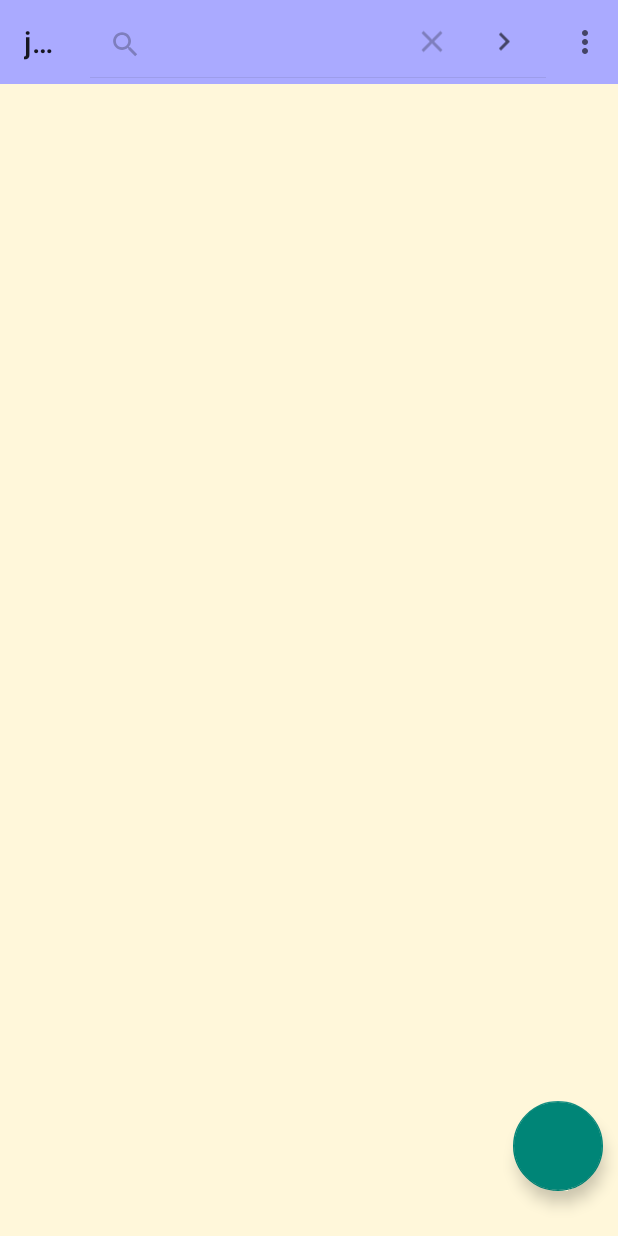
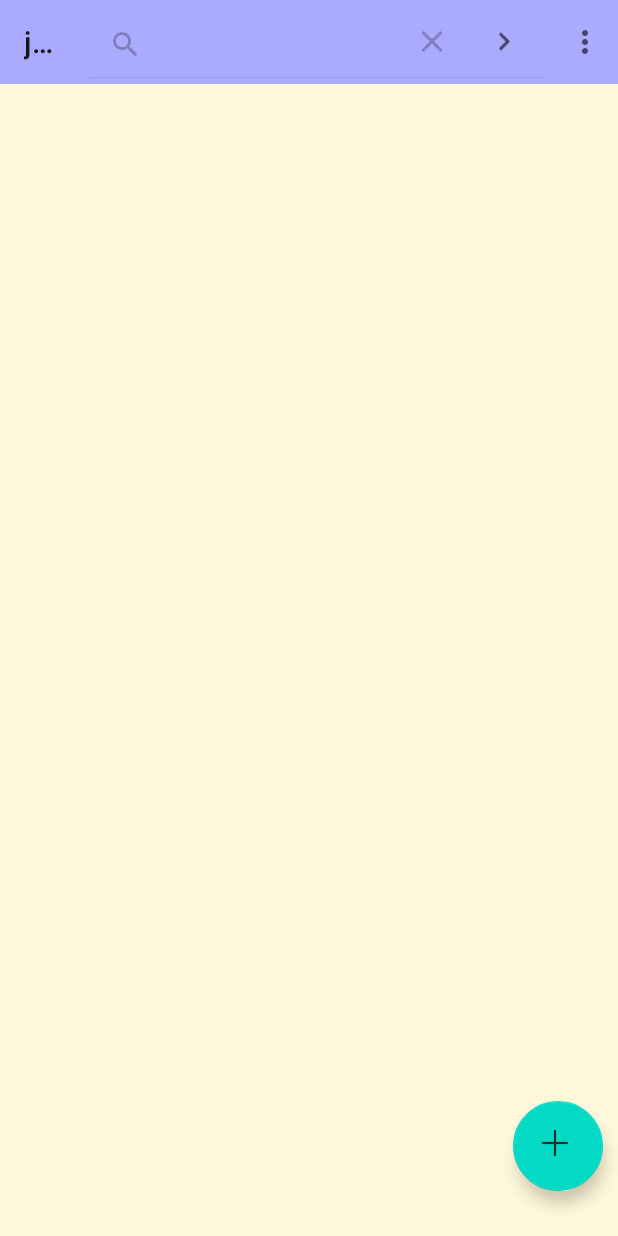
Before and after one commit to NH-X/JotDown, an Android app: the screen it shows after launch (MainActivity), after a tap on "Search", on a phone screen of 412 x 824 dp. Run offline under Robolectric (Android 15) with nearby library versions, the phone set to English and light mode, and no system bars.

Commit message:
2023/04/23 21:51

```diff
--- a/jotdown/src/main/res/layout/activity_main.xml
+++ b/jotdown/src/main/res/layout/activity_main.xml
@@ -40,6 +40,9 @@
             android:layout_marginBottom="30dp"
             app:layout_anchor="@id/ll_main"
             app:layout_anchorGravity="bottom|right"
+            app:srcCompat="@drawable/ic_add"
+            android:scaleType="center"
+            app:backgroundTint="@color/teal_200"
             android:id="@+id/fab_btn"/>
     </androidx.coordinatorlayout.widget.CoordinatorLayout>
 </LinearLayout>
```
Also changed, not shown: jotdown/src/main/res/drawable-v24/ic_add.png (added).
